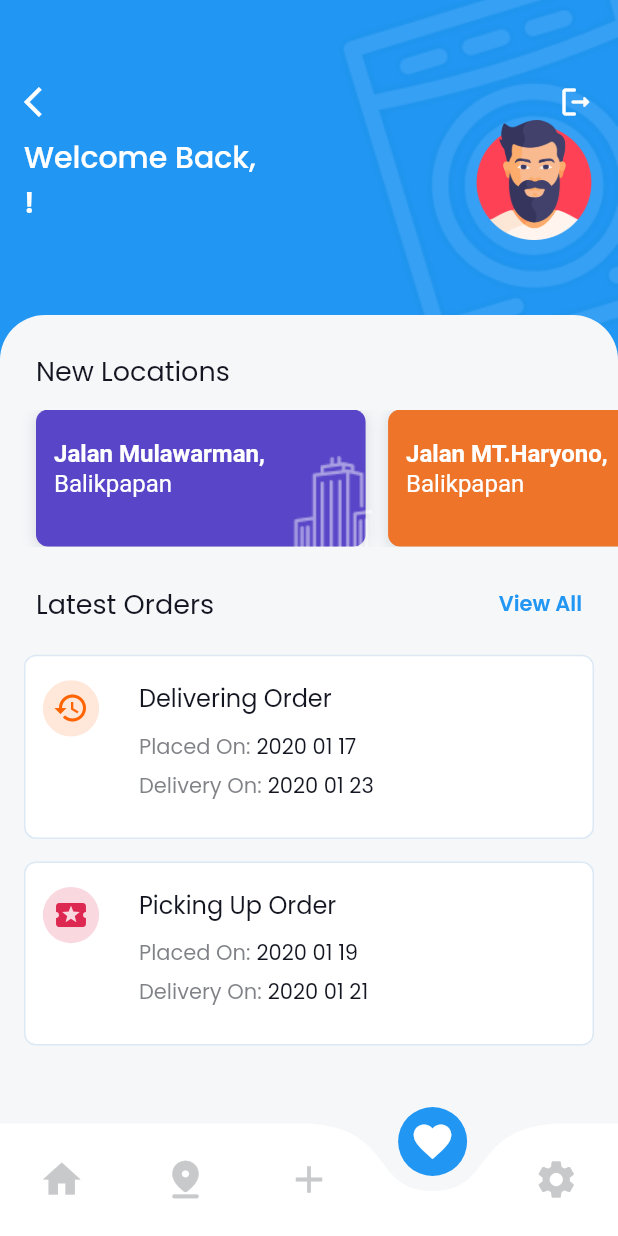
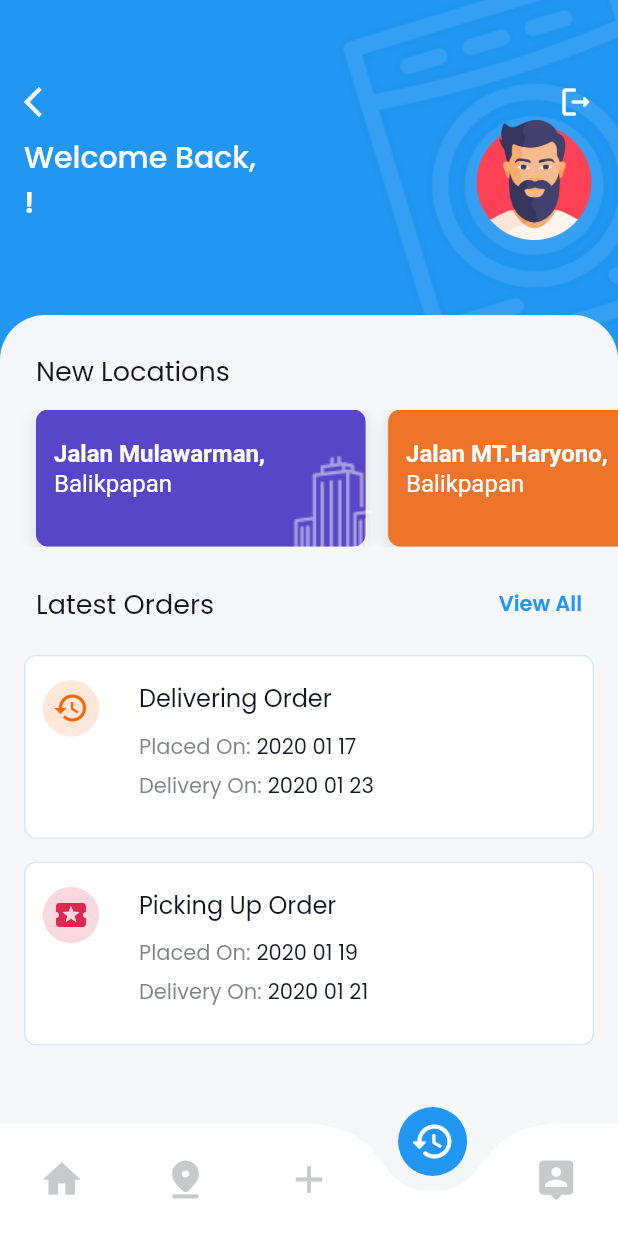
Before and after one commit to carolineadicahya/cleancare_laundry, a Flutter app: the Dashboard screen opened by its route, item 4 of the bottom bar chosen, on a phone screen of 412 x 824 dp. Run offline on Flutter 3.47's test engine with Material 2 defaults, Android fonts, the phone set to English and light mode, and no system bars; drawn by our look-alikes of curved_navigation_bar; our stand-ins replace cloud_firestore, firebase_auth, firebase_core, flutter_screenutil, flutter_spinkit, google_fonts and 3 more; missing offline and left inert: flutter_polyline_points; accounts and stored records are empty.

Commit message:
icon nya baruuu

```diff
--- a/lib/pages/dashboard.dart
+++ b/lib/pages/dashboard.dart
@@ -90,7 +90,7 @@ class _DashboardState extends State<Dashboard> {
             ),
           ),
           Icon(
-            Icons.favorite,
+            Icons.history_rounded,
             size: 30.0,
             color: activeIndex == 3 ? Colors.white : const Color(0xFFC8C9CB),
           ),
@@ -104,7 +104,7 @@ class _DashboardState extends State<Dashboard> {
               );
             },
             child: Icon(
-              Icons.settings,
+              Icons.person_pin_rounded,
               size: 30.0,
               color: activeIndex == 4 ? Colors.white : const Color(0xFFC8C9CB),
             ),
@@ -252,7 +252,6 @@ class _DashboardState extends State<Dashboard> {
                         SizedBox(
                           height: ScreenUtil().setHeight(100.0),
                           child: const Center(
-                            // lets make a widget for the cards
                             child: LocationSlider(),
                           ),
                         ),
```
Also changed, not shown: lib/controller/auth.dart (+26 -3 lines).
